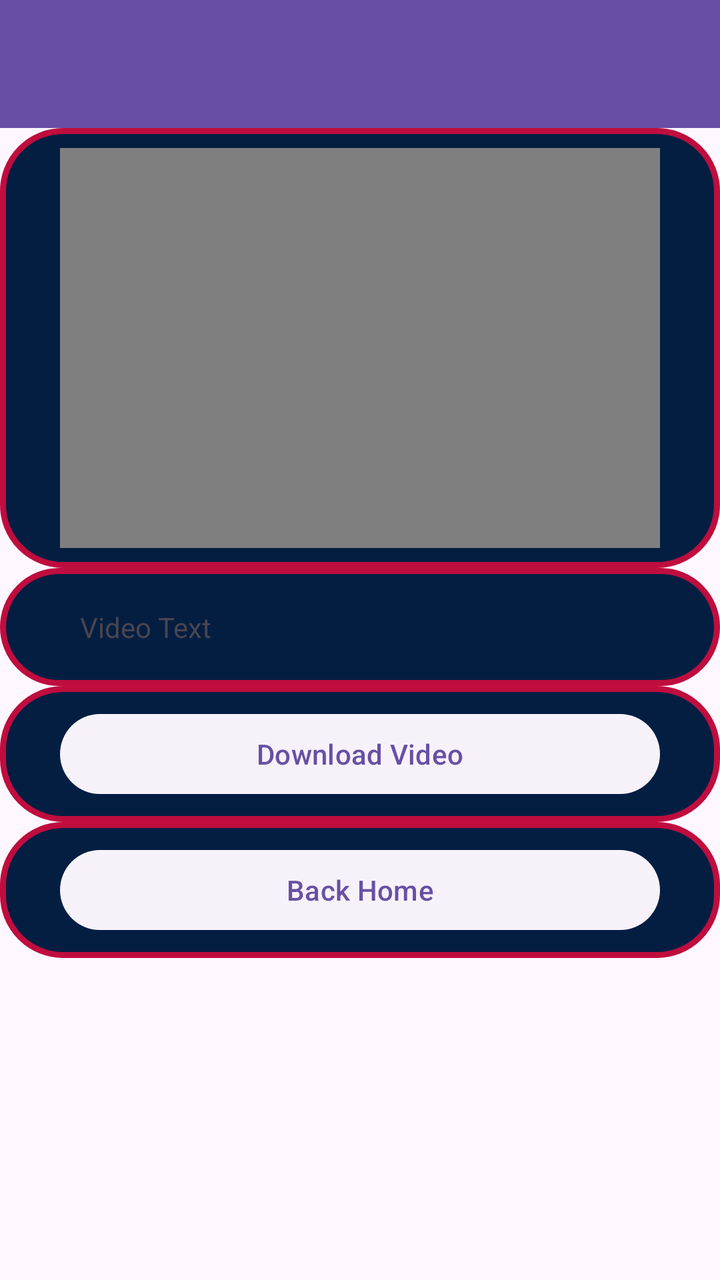
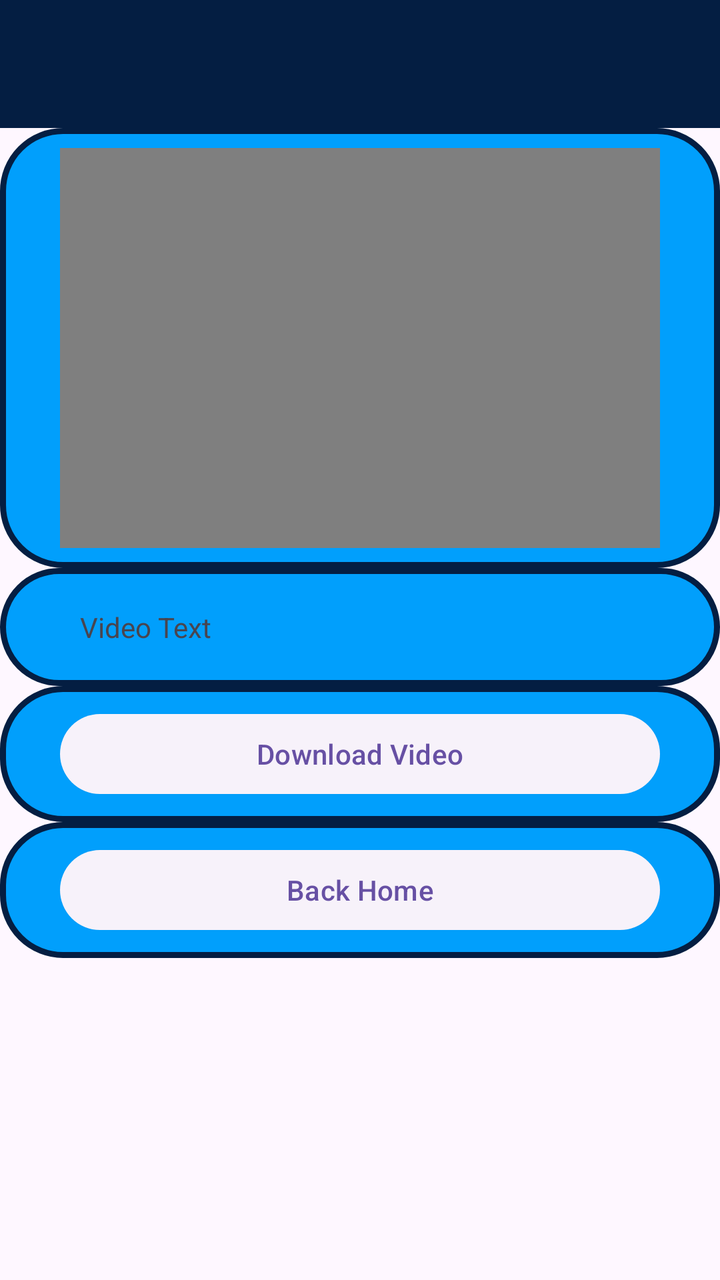

Screens rendered from an Android XML layout before and after an edit, with the pre-edit source and the edit as a unified diff.
<!-- AndroidManifest.xml: application theme Theme.MLBDownloaderVideos -->
<!-- res/layout/download_activity.xml -->
<?xml version="1.0" encoding="utf-8"?>
<androidx.constraintlayout.widget.ConstraintLayout xmlns:android="http://schemas.android.com/apk/res/android"
    xmlns:tools="http://schemas.android.com/tools"
    android:layout_width="match_parent"
    android:layout_height="match_parent">

    <TableLayout
        android:layout_width="match_parent"
        android:layout_height="wrap_content"
        android:layout_marginTop="20dp">

    <androidx.appcompat.widget.Toolbar
    android:id="@+id/my_toolbar"
    android:layout_width="match_parent"
    android:layout_height="?attr/actionBarSize"
    android:background="?attr/colorPrimary"
    android:elevation="4dp"/>

    <TableRow
        android:layout_width="match_parent"
        android:layout_height="wrap_content"
        android:background="@drawable/border"
        android:gravity="center"
        android:padding="10dp">

        <VideoView
                android:id="@+id/videoId"
                android:layout_width="300dp"
        android:layout_height="200dp" />

    </TableRow> 

    <TableRow
        android:layout_width="match_parent"
        android:layout_height="wrap_content"
        android:background="@drawable/border"
        android:gravity="center"
        android:padding="10dp">


        <TextView
            android:id="@+id/nameTextId"
            android:layout_width="wrap_content"
            android:layout_height="wrap_content"
            android:singleLine="true"
            android:ellipsize="marquee"
            android:lines="2"
            android:padding="10dp"
            android:text="Video Text" />

    </TableRow>

            

    <TableRow
        android:layout_width="match_parent"
        android:layout_height="wrap_content"
        android:background="@drawable/border"
        android:gravity="center"
        android:padding="10dp">

    <Button
            style="@style/Widget.Material3.Button.ElevatedButton"
            android:id="@+id/DownloadButton"
            android:layout_width="wrap_content"
            android:layout_height="wrap_content"
            android:text="Download Video"
            android:onClick="DownloadButton" />

        </TableRow>
    <TableRow
        android:layout_width="match_parent"
        android:layout_height="wrap_content"
        android:background="@drawable/border"
        android:gravity="center"
        android:padding="10dp">
        
        <Button
            style="@style/Widget.Material3.Button.ElevatedButton"
            android:id="@+id/BackButton"
            android:layout_width="wrap_content"
            android:layout_height="wrap_content"
            android:text="Back Home"
            android:onClick="BackHomeButton" />
    </TableRow> 
     <TableRow
        android:layout_width="match_parent"
        android:layout_height="wrap_content"
        android:background="@drawable/border"
        android:gravity="center"
        android:visibility="invisible"
        android:padding="10dp">

        <TextView
            android:id="@+id/linkTextId"
            android:layout_width="wrap_content"
            android:layout_height="wrap_content"
            android:visibility="invisible"
            android:text="" />

    </TableRow>
    </TableLayout>

</androidx.constraintlayout.widget.ConstraintLayout>
<!-- resources referenced by this layout -->
<resources>
  <!-- drawable border (drawable) -->
  <?xml version="1.0" encoding="utf-8"?>
  <shape xmlns:android="http://schemas.android.com/apk/res/android">
      <solid android:color="#041E42"></solid>
      <stroke android:width="3dp" android:color="#BF0D3E"/>
      <corners android:radius="30dp"/>
  </shape>
  <style name="Theme.MLBDownloaderVideos" parent="Base.Theme.MLBDownloaderVideos" />
  <style name="Base.Theme.MLBDownloaderVideos" parent="Theme.Material3.DayNight.NoActionBar">
          
          
      </style>
</resources>

<!-- the commit's change to res/layout/download_activity.xml (unified diff, before → after) -->
@@ -13,7 +13,8 @@
     android:id="@+id/my_toolbar"
     android:layout_width="match_parent"
     android:layout_height="?attr/actionBarSize"
-    android:background="?attr/colorPrimary"
+    android:background="#041E42"
+    android:color="#041E42"
     android:elevation="4dp"/>
 
     <TableRow
<!-- resource entries referenced after the edit -->
@@ -3,8 +3,8 @@
   <!-- drawable border (drawable) -->
   <?xml version="1.0" encoding="utf-8"?>
   <shape xmlns:android="http://schemas.android.com/apk/res/android">
-      <solid android:color="#041E42"></solid>
-      <stroke android:width="3dp" android:color="#BF0D3E"/>
+      <solid android:color="#019ffc"></solid>
+      <stroke android:width="3dp" android:color="#041E42"/>
       <corners android:radius="30dp"/>
   </shape>
   <style name="Theme.MLBDownloaderVideos" parent="Base.Theme.MLBDownloaderVideos" />
